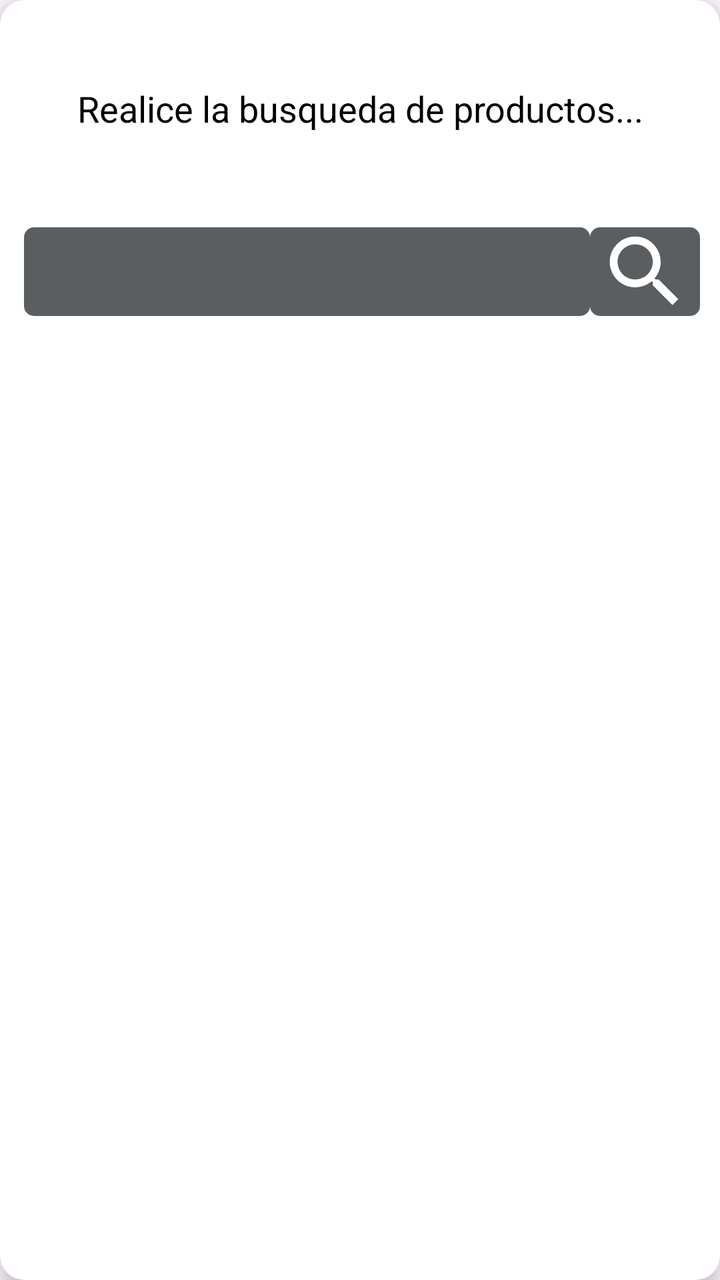
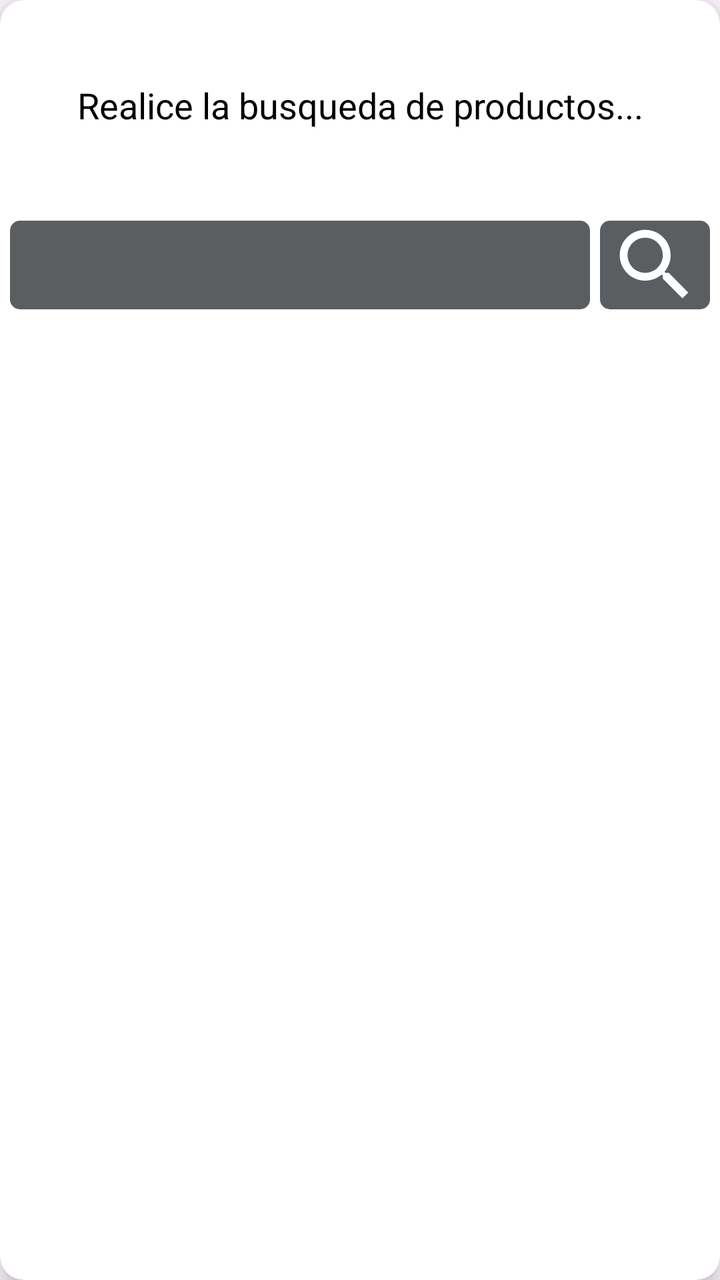

Two renders of the same Android screen: before a commit and after it. Below are the layout's source before the change and the commit's diff.
<!-- AndroidManifest.xml: application theme Theme.Meli -->
<!-- res/layout/fragment_search.xml -->
<androidx.cardview.widget.CardView xmlns:android="http://schemas.android.com/apk/res/android"
    xmlns:card_view="http://schemas.android.com/apk/res-auto"
    xmlns:tools="http://schemas.android.com/tools"
    android:layout_width="match_parent"
    android:layout_height="wrap_content"
    android:layout_margin="8dp"
    card_view:cardCornerRadius="12dp"
    card_view:cardElevation="6dp"
    tools:context=".ui.view.search.SearchFragment">

    <androidx.constraintlayout.widget.ConstraintLayout
        android:layout_width="match_parent"
        android:layout_height="200dp">

        <TextView
            android:id="@+id/tv_search_indication"
            android:layout_width="wrap_content"
            android:layout_height="wrap_content"
            android:text="Realice la busqueda de productos..."
            android:textAlignment="center"
            android:textColor="@android:color/black"
            android:textSize="18sp"
            card_view:layout_constraintBottom_toTopOf="@id/edit_text_search"
            card_view:layout_constraintEnd_toEndOf="parent"
            card_view:layout_constraintStart_toStartOf="parent"
            card_view:layout_constraintTop_toTopOf="parent" />

        <EditText
            android:id="@+id/edit_text_search"
            android:layout_width="0dp"
            android:layout_height="wrap_content"
            android:layout_marginLeft="12dp"
            android:layout_marginTop="5dp"
            android:background="@drawable/shadow_searcher"
            android:padding="10dp"
            android:textColor="@color/white"
            card_view:layout_constraintBottom_toBottomOf="parent"
            card_view:layout_constraintEnd_toStartOf="@id/imageView_buscar"
            card_view:layout_constraintStart_toStartOf="parent"
            card_view:layout_constraintTop_toBottomOf="@id/tv_search_indication" />

        <ImageView
            android:id="@+id/imageView_buscar"
            android:layout_width="55dp"
            android:layout_height="0dp"
            android:layout_marginLeft="10dp"
            android:layout_marginRight="10dp"
            android:background="@drawable/shadow_serch"
            android:scaleType="centerCrop"
            android:src="@drawable/ic_search"
            card_view:layout_constraintBottom_toBottomOf="@id/edit_text_search"
            card_view:layout_constraintEnd_toEndOf="parent"
            card_view:layout_constraintTop_toTopOf="@id/edit_text_search" />


    </androidx.constraintlayout.widget.ConstraintLayout>


</androidx.cardview.widget.CardView>
<!-- resources referenced by this layout -->
<resources>
  <color name="white">#FFFFFFFF</color>
  <!-- drawable ic_search (drawable) -->
  <vector android:height="24dp" android:tint="#FFFFFF"
      android:viewportHeight="24" android:viewportWidth="24"
      android:width="24dp" xmlns:android="http://schemas.android.com/apk/res/android">
      <path android:fillColor="@android:color/white" android:pathData="M15.5,14h-0.79l-0.28,-0.27C15.41,12.59 16,11.11 16,9.5 16,5.91 13.09,3 9.5,3S3,5.91 3,9.5 5.91,16 9.5,16c1.61,0 3.09,-0.59 4.23,-1.57l0.27,0.28v0.79l5,4.99L20.49,19l-4.99,-5zM9.5,14C7.01,14 5,11.99 5,9.5S7.01,5 9.5,5 14,7.01 14,9.5 11.99,14 9.5,14z"/>
  </vector>
  <!-- drawable shadow_searcher (drawable) -->
  <?xml version="1.0" encoding="utf-8"?>
  <shape xmlns:android="http://schemas.android.com/apk/res/android">
      <corners android:radius="5dp"/>
      <padding android:left="4dp" android:top="4dp" android:bottom="4dp"
          android:right="4dp"/>
      <solid android:color="#BF25292B"/>
  </shape>
  <!-- drawable shadow_serch (drawable) -->
  <?xml version="1.0" encoding="utf-8"?>
  <shape xmlns:android="http://schemas.android.com/apk/res/android">
      <corners android:radius="5dp"/>
      <padding android:left="4dp" android:top="4dp" android:bottom="4dp"
          android:right="4dp"/>
      <solid android:color="#BF25292B"/>
  </shape>
  <style name="Theme.Meli" parent="Base.Theme.Meli" />
  <style name="Base.Theme.Meli" parent="Theme.Material3.DayNight.NoActionBar">
          
          
      </style>
</resources>

<!-- the commit's change to res/layout/fragment_search.xml (unified diff, before → after) -->
@@ -4,6 +4,8 @@
     android:layout_width="match_parent"
     android:layout_height="wrap_content"
     android:layout_margin="8dp"
+    android:padding="15dp"
+    android:fitsSystemWindows="true"
     card_view:cardCornerRadius="12dp"
     card_view:cardElevation="6dp"
     tools:context=".ui.view.search.SearchFragment">
@@ -29,11 +31,14 @@
             android:id="@+id/edit_text_search"
             android:layout_width="0dp"
             android:layout_height="wrap_content"
-            android:layout_marginLeft="12dp"
+            android:layout_margin="5dp"
             android:layout_marginTop="5dp"
             android:background="@drawable/shadow_searcher"
             android:padding="10dp"
+            android:textCursorDrawable="@drawable/cursor_white"
             android:textColor="@color/white"
+            android:layout_marginEnd="5dp"
+            android:focusableInTouchMode="true"
             card_view:layout_constraintBottom_toBottomOf="parent"
             card_view:layout_constraintEnd_toStartOf="@id/imageView_buscar"
             card_view:layout_constraintStart_toStartOf="parent"
@@ -43,12 +48,12 @@
             android:id="@+id/imageView_buscar"
             android:layout_width="55dp"
             android:layout_height="0dp"
-            android:layout_marginLeft="10dp"
-            android:layout_marginRight="10dp"
             android:background="@drawable/shadow_serch"
             android:scaleType="centerCrop"
-            android:src="@drawable/ic_search"
+            android:layout_marginEnd="5dp"
+            android:src="@drawable/ic_search_selector"
             card_view:layout_constraintBottom_toBottomOf="@id/edit_text_search"
+            card_view:layout_constraintStart_toEndOf="@id/edit_text_search"
             card_view:layout_constraintEnd_toEndOf="parent"
             card_view:layout_constraintTop_toTopOf="@id/edit_text_search" />
 
<!-- resource entries referenced after the edit -->
@@ -1,6 +1,21 @@
 <!-- resources referenced by this layout -->
 <resources>
   <color name="white">#FFFFFFFF</color>
+  <!-- drawable cursor_white (drawable) -->
+  <?xml version="1.0" encoding="utf-8"?>
+  <shape xmlns:android="http://schemas.android.com/apk/res/android">
+      <size android:width="2dp" />
+      <solid android:color="@android:color/white" />
+  </shape>
+  <!-- drawable ic_search_selector (drawable) -->
+  <?xml version="1.0" encoding="utf-8"?>
+  <selector xmlns:android="http://schemas.android.com/apk/res/android">
+      
+      <item android:state_pressed="true" android:drawable="@drawable/ic_selector_pressed"/>
+  
+      
+      <item android:drawable="@drawable/ic_search" />
+  </selector>
   <!-- drawable ic_search (drawable) -->
   <vector android:height="24dp" android:tint="#FFFFFF"
       android:viewportHeight="24" android:viewportWidth="24"
@@ -24,9 +39,16 @@
       <solid android:color="#BF25292B"/>
   </shape>
   <style name="Theme.Meli" parent="Base.Theme.Meli" />
+  <!-- drawable ic_selector_pressed (drawable) -->
+  <vector android:height="24dp" android:tint="#D1A932"
+      android:viewportHeight="24" android:viewportWidth="24"
+      android:width="24dp" xmlns:android="http://schemas.android.com/apk/res/android">
+      <path android:fillColor="@color/app_bar_color" android:pathData="M15.5,14h-0.79l-0.28,-0.27C15.41,12.59 16,11.11 16,9.5 16,5.91 13.09,3 9.5,3S3,5.91 3,9.5 5.91,16 9.5,16c1.61,0 3.09,-0.59 4.23,-1.57l0.27,0.28v0.79l5,4.99L20.49,19l-4.99,-5zM9.5,14C7.01,14 5,11.99 5,9.5S7.01,5 9.5,5 14,7.01 14,9.5 11.99,14 9.5,14z"/>
+  </vector>
   <style name="Base.Theme.Meli" parent="Theme.Material3.DayNight.NoActionBar">
           
           
       </style>
+  <color name="app_bar_color">#F7EFBE2E</color>"
 </resources>
 
